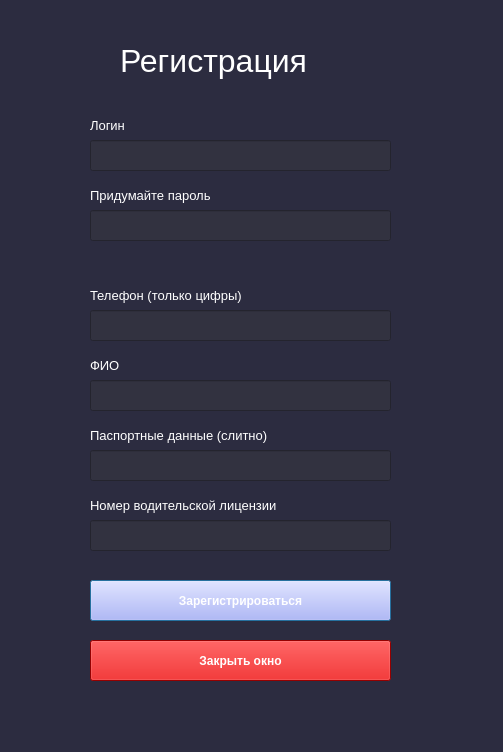
Old version of the form ClientRegistrationWindow.ui in the repository EgLeVor/Course.
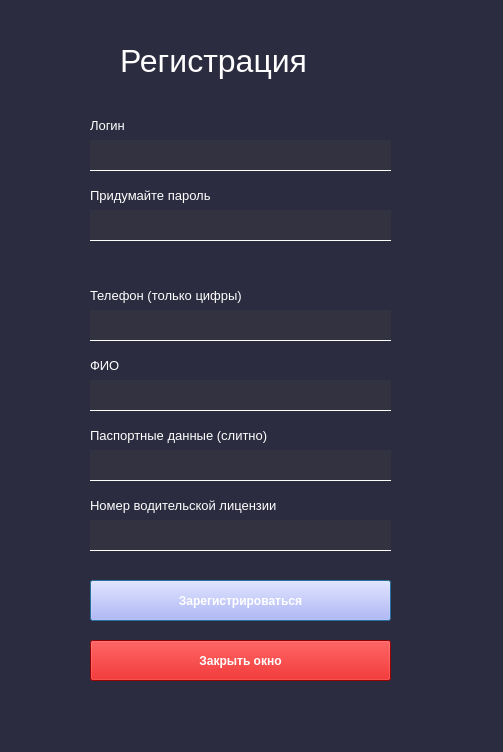
New version of the form.

```diff
--- a/ClientRegistrationWindow.ui
+++ b/ClientRegistrationWindow.ui
@@ -37,7 +37,10 @@
 	color: rgb(255, 255, 255);
 }
 QLineEdit{
-	
+	border: 1px solid rgb(255, 255, 255);
+	border-top-color: rgba(255, 255, 255, 0);
+	border-right-color: rgba(255, 255, 255, 0);
+	border-left-color: rgba(255, 255, 255, 0);
 	background-color: rgb(50, 50, 64);
 	color: rgb(255, 255, 255);
 }</string>
```
